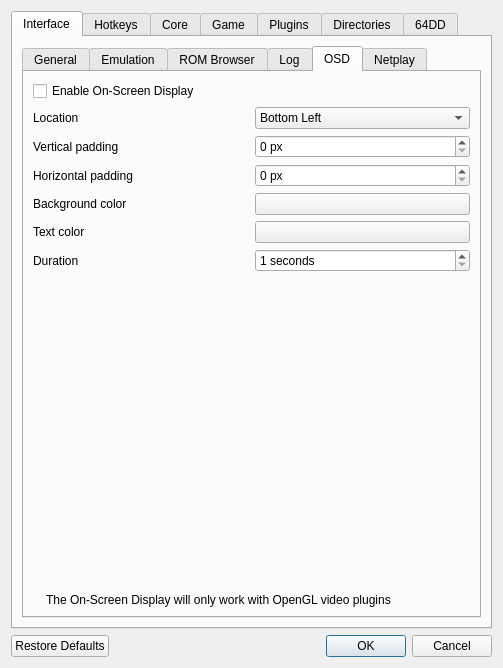
First picture: the form in Source/RMG/UserInterface/Dialog/SettingsDialog.ui, repository nickthename/RMG-K, before the edit.
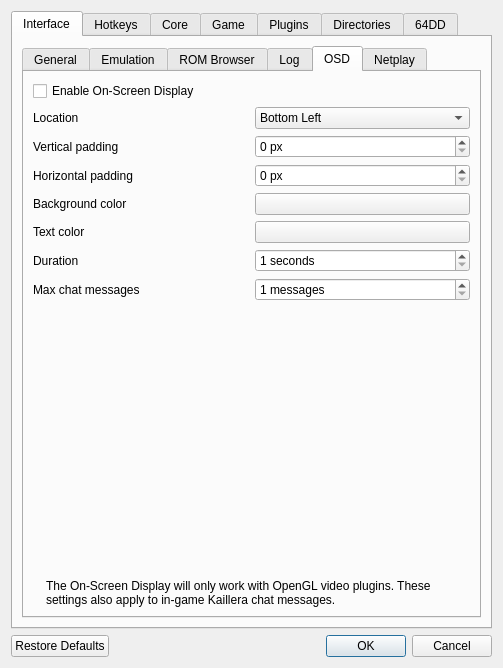
Second picture: the form after the edit. The open tabs and pages were chosen to show the change. Icons and pictures are not drawn. Custom widgets are drawn as their Qt base class.

Commit message: Try improving settings

The edit to the form file:
```diff
--- a/Source/RMG/UserInterface/Dialog/SettingsDialog.ui
+++ b/Source/RMG/UserInterface/Dialog/SettingsDialog.ui
@@ -568,6 +568,30 @@
                  </item>
                 </layout>
                </item>
+               <item>
+                <layout class="QHBoxLayout" name="horizontalLayout_22">
+                 <item>
+                  <widget class="QLabel" name="label_19">
+                   <property name="text">
+                    <string>Max chat messages</string>
+                   </property>
+                  </widget>
+                 </item>
+                 <item>
+                  <widget class="QSpinBox" name="osdMaxMessagesSpinBox">
+                   <property name="suffix">
+                    <string> messages</string>
+                   </property>
+                   <property name="minimum">
+                    <number>1</number>
+                   </property>
+                   <property name="maximum">
+                    <number>50</number>
+                   </property>
+                  </widget>
+                 </item>
+                </layout>
+               </item>
                <item>
                 <spacer name="verticalSpacer_17">
                  <property name="orientation">
@@ -614,11 +638,14 @@
                     <number>1</number>
                    </property>
                    <property name="text">
-                    <string>The On-Screen Display will only work with OpenGL video plugins</string>
+                    <string>The On-Screen Display will only work with OpenGL video plugins. These settings also apply to in-game Kaillera chat messages.</string>
                    </property>
                    <property name="textFormat">
                     <enum>Qt::TextFormat::PlainText</enum>
                    </property>
+                   <property name="wordWrap">
+                    <bool>true</bool>
+                   </property>
                   </widget>
                  </item>
                 </layout>
```
The commit also changes 4 other files.
